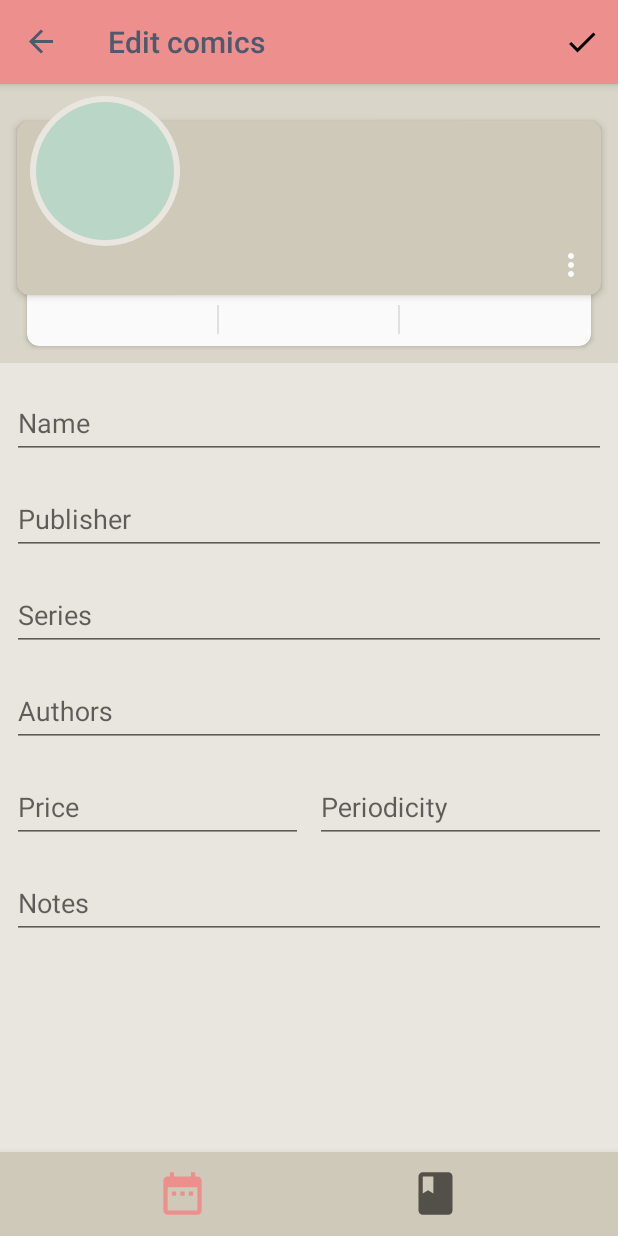
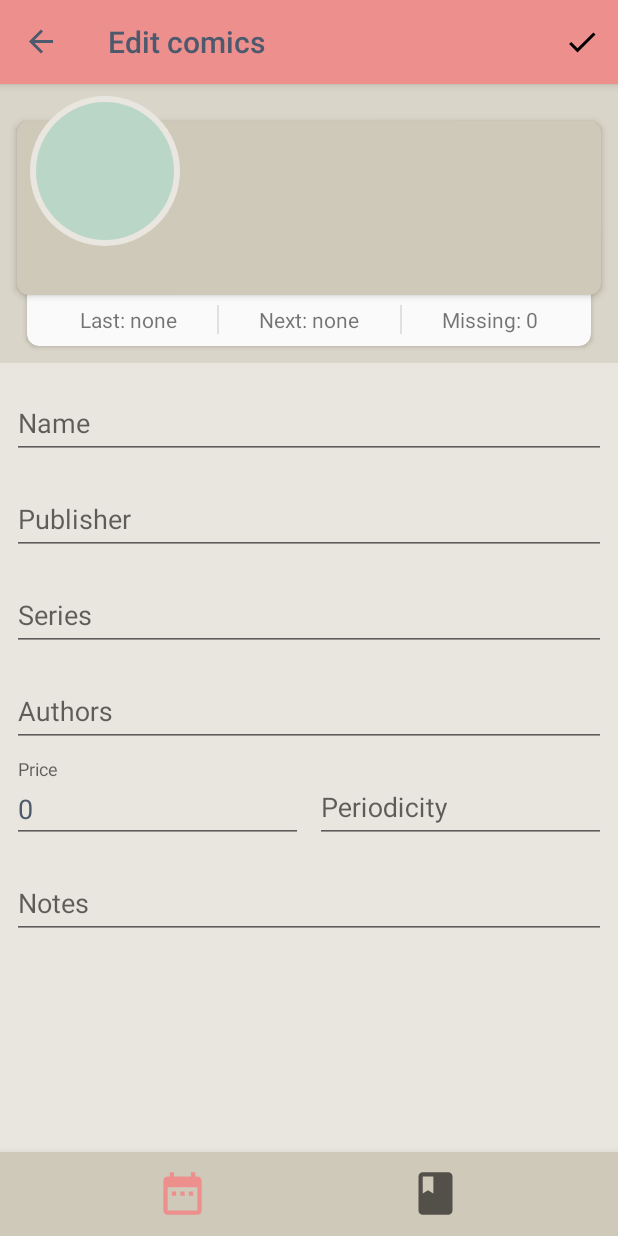
Before and after one commit to narsenico/prjcmk-a2, an Android app: the ComicsEditFragment screen opened through its navigation route, on a phone screen of 412 x 824 dp. Run offline under Robolectric (Android 15) with nearby library versions, the phone set to English and light mode, and no system bars; our stand-ins replace Room's generated code, navigation-ui; 1 statement that could not run was skipped.

Commit message:
Comics editor (beta)

```diff
--- a/app/src/main/java/it/amonshore/comikkua/LogHelper.java
+++ b/app/src/main/java/it/amonshore/comikkua/LogHelper.java
@@ -21,4 +21,8 @@ public class LogHelper {
     public static void w(String message, Object... args) {
         Log.w(TAG, String.format(message, args));
     }
+
+    public static void e(String message, Exception error) {
+        Log.e(TAG, message, error);
+    }
 }
--- a/app/src/main/java/it/amonshore/comikkua/Utility.java
+++ b/app/src/main/java/it/amonshore/comikkua/Utility.java
@@ -1,5 +1,6 @@
 package it.amonshore.comikkua;
 
+import java.text.NumberFormat;
 import java.util.ArrayList;
 import java.util.List;
 
@@ -18,5 +19,4 @@ public class Utility {
     public static Long[] toArray(@NonNull Iterable<Long> iterable) {
         return toList(iterable).toArray(new Long[0]);
     }
-
 }
--- a/app/src/main/java/it/amonshore/comikkua/data/ComicsDao.java
+++ b/app/src/main/java/it/amonshore/comikkua/data/ComicsDao.java
@@ -48,6 +48,10 @@ public interface ComicsDao {
     @Transaction
     LiveData<List<ComicsWithReleases>> getComicsWithReleases();
 
+    @Query("SELECT * from tComics ORDER BY name ASC")
+    @Transaction
+    List<ComicsWithReleases> getRawComicsWithReleases();
+
     @Query("SELECT * from tComics where name = :name")
     @Transaction
     LiveData<List<ComicsWithReleases>> getComicsWithReleasesByName(String name);
@@ -55,8 +59,4 @@ public interface ComicsDao {
     @Query("SELECT * from tComics where id = :id ORDER BY name ASC")
     @Transaction
     LiveData<ComicsWithReleases> getComicsWithReleases(long id);
-
-    @Query("SELECT * from tComics ORDER BY name ASC")
-    @Transaction
-    List<ComicsWithReleases> getRawComicsWithReleases();
 }
--- a/app/src/main/java/it/amonshore/comikkua/data/ComicsRepository.java
+++ b/app/src/main/java/it/amonshore/comikkua/data/ComicsRepository.java
@@ -5,6 +5,7 @@ import android.os.AsyncTask;
 
 import java.util.List;
 
+import androidx.annotation.NonNull;
 import androidx.lifecycle.LiveData;
 
 public class ComicsRepository {
--- a/app/src/main/java/it/amonshore/comikkua/data/ComicsViewModel.java
+++ b/app/src/main/java/it/amonshore/comikkua/data/ComicsViewModel.java
@@ -9,6 +9,8 @@ import java.util.Iterator;
 import java.util.List;
 import java.util.stream.StreamSupport;
 
+import androidx.annotation.NonNull;
+import androidx.annotation.Nullable;
 import androidx.lifecycle.AndroidViewModel;
 import androidx.lifecycle.LiveData;
 import it.amonshore.comikkua.Utility;
--- a/app/src/main/java/it/amonshore/comikkua/data/ComicsWithReleases.java
+++ b/app/src/main/java/it/amonshore/comikkua/data/ComicsWithReleases.java
@@ -38,11 +38,26 @@ public class ComicsWithReleases {
     @Ignore
     public int getMissingReleaseCount() {
         int count = 0;
-        for (Release release : this.releases) {
-            if ((release.flags & Release.FLAG_PURCHASED) == 0) {
-                ++count;
+        if (this.releases != null) {
+            for (Release release : this.releases) {
+                if ((release.flags & Release.FLAG_PURCHASED) == 0) {
+                    ++count;
+                }
             }
         }
         return count;
     }
+
+    /**
+     * Crea una nuova istanza con {@link ComicsWithReleases#comics} inizializzato.
+     * Mentre {@link ComicsWithReleases#comics} è null.
+     *
+     * @return nuova istanza vuota
+     */
+    public static ComicsWithReleases createNew() {
+        final ComicsWithReleases cwr = new ComicsWithReleases();
+        cwr.comics = new Comics();
+        // cwr.releases => lo lascio null
+        return cwr;
+    }
 }
--- a/app/src/main/java/it/amonshore/comikkua/ui/comics/ComicsEditFragment.java
+++ b/app/src/main/java/it/amonshore/comikkua/ui/comics/ComicsEditFragment.java
@@ -9,16 +9,16 @@ import android.view.MenuInflater;
 import android.view.MenuItem;
 import android.view.View;
 import android.view.ViewGroup;
-import android.widget.ImageView;
-import android.widget.TextView;
 
 import androidx.annotation.NonNull;
 import androidx.fragment.app.Fragment;
+import androidx.lifecycle.LiveData;
+import androidx.lifecycle.Observer;
 import androidx.lifecycle.ViewModelProvider;
 import androidx.navigation.Navigation;
 import it.amonshore.comikkua.R;
 import it.amonshore.comikkua.data.ComicsViewModel;
-import it.amonshore.comikkua.data.Release;
+import it.amonshore.comikkua.data.ComicsWithReleases;
 import it.amonshore.comikkua.ui.OnNavigationFragmentListener;
 
 
@@ -26,11 +26,8 @@ public class ComicsEditFragment extends Fragment {
 
     private OnNavigationFragmentListener mListener;
 
-    private TextView mInitial, mName, mPublisher, mAuthors, mNotes,
-            mLast, mNext, mMissing;
-    private ImageView mComicsMenu;
-
     private ComicsViewModel mComicsViewModel;
+    private ComicsEditFragmentHelper mHelper;
     private long mComicsId;
 
     public ComicsEditFragment() { }
@@ -46,52 +43,28 @@ public class ComicsEditFragment extends Fragment {
     @Override
     public View onCreateView(@NonNull LayoutInflater inflater, ViewGroup container,
                              Bundle savedInstanceState) {
-        final View view = inflater.inflate(R.layout.fragment_comics_edit, container, false);
-
+        // helper per bindare le view
+        mHelper = ComicsEditFragmentHelper.init(inflater, container);
         mComicsId = ComicsDetailFragmentArgs.fromBundle(getArguments()).getComicsId();
         // lo stesso nome della transizione è stato assegnato alla view di partenza
         //  il nome deve essere univoco altrimenti il meccanismo non saprebbe quali viste animare
-        view.findViewById(R.id.comics).setTransitionName("comics_tx_" + mComicsId);
-
-        mInitial = view.findViewById(R.id.txt_comics_initial);
-        mName = view.findViewById(R.id.txt_comics_name);
-        mPublisher = view.findViewById(R.id.txt_comics_publisher);
-        mAuthors = view.findViewById(R.id.txt_comics_authors);
-        mNotes = view.findViewById(R.id.txt_comics_notes);
-        mLast = view.findViewById(R.id.txt_comics_release_last);
-        mNext = view.findViewById(R.id.txt_comics_release_next);
-        mMissing = view.findViewById(R.id.txt_comics_release_missing);
-        mComicsMenu = view.findViewById(R.id.img_comics_menu);
+        mHelper.rootView.findViewById(R.id.comics).setTransitionName("comics_tx_" + mComicsId);
 
         // recupero il ViewModel per l'accesso ai dati
         mComicsViewModel = new ViewModelProvider(this)
                 .get(ComicsViewModel.class);
-        mComicsViewModel.getComicsWithReleases(mComicsId).observe(getViewLifecycleOwner(), comics -> {
-            if (comics != null) {
-                mInitial.setText(comics.comics.name.substring(0, 1));
-                mName.setText(comics.comics.name);
-                mPublisher.setText(comics.comics.publisher);
-                mAuthors.setText(comics.comics.authors);
-                mNotes.setText(comics.comics.notes);
 
-                final Context context = requireContext();
-
-                final Release lastRelease = comics.getLastPurchasedRelease();
-                mLast.setText(lastRelease == null ? context.getString(R.string.release_last_none):
-                        context.getString(R.string.release_last, lastRelease.number));
-
-                final Release nextRelease = comics.getNextToPurchaseRelease();
-                mNext.setText(nextRelease == null ? context.getString(R.string.release_next_none) :
-                        context.getString(R.string.release_next, nextRelease.number));
-
-                final int missingCount = comics.getMissingReleaseCount();
-                mMissing.setText(context.getString(R.string.release_missing, missingCount));
-
-                mComicsMenu.setVisibility(View.GONE);
+        // recupero l'istanza e poi rimuovo subito l'observer altrimenti verrebbe notificato il salvataggio
+        final LiveData<ComicsWithReleases> ld = mComicsViewModel.getComicsWithReleases(mComicsId);
+        ld.observe(getViewLifecycleOwner(), new Observer<ComicsWithReleases>() {
+            @Override
+            public void onChanged(ComicsWithReleases comicsWithReleases) {
+                mHelper.setComics(requireContext(), comicsWithReleases);
+                ld.removeObserver(this);
             }
         });
 
-        return view;
+        return mHelper.rootView;
     }
 
     @Override
@@ -121,13 +94,12 @@ public class ComicsEditFragment extends Fragment {
     public boolean onOptionsItemSelected(@NonNull MenuItem item) {
         switch (item.getItemId()) {
             case R.id.saveComics:
-
-                // TODO: salvare con update
-                // mComicsViewModel.update();
-
-                Navigation.findNavController(getView())
-                        .navigateUp();
-
+                // aggiorno il comics e torno subito indietro
+                if (mHelper.isValid()) {
+                    mComicsViewModel.update(mHelper.writeComics().comics);
+                    Navigation.findNavController(mHelper.rootView)
+                            .navigateUp();
+                }
                 return true;
             default:
                 return super.onOptionsItemSelected(item);
--- /dev/null
+++ b/app/src/main/java/it/amonshore/comikkua/ui/comics/ComicsEditFragmentHelper.java
@@ -0,0 +1,157 @@
+package it.amonshore.comikkua.ui.comics;
+
+import android.content.Context;
+import android.text.method.DigitsKeyListener;
+import android.view.LayoutInflater;
+import android.view.View;
+import android.view.ViewGroup;
+import android.widget.EditText;
+import android.widget.ImageView;
+import android.widget.TextView;
+
+import com.google.android.material.textfield.TextInputLayout;
+
+import java.text.DecimalFormatSymbols;
+import java.text.NumberFormat;
+import java.text.ParseException;
+import java.util.Locale;
+
+import androidx.annotation.NonNull;
+import androidx.annotation.Nullable;
+import it.amonshore.comikkua.LogHelper;
+import it.amonshore.comikkua.R;
+import it.amonshore.comikkua.data.ComicsWithReleases;
+import it.amonshore.comikkua.data.Release;
+
+/**
+ * Helper per il binding delle view di {@link ComicsEditFragment}.
+ */
+class ComicsEditFragmentHelper {
+
+    static ComicsEditFragmentHelper init(@NonNull LayoutInflater inflater, ViewGroup container) {
+        final View view = inflater.inflate(R.layout.fragment_comics_edit, container, false);
+        final ComicsEditFragmentHelper helper = new ComicsEditFragmentHelper();
+        helper.numberFormat = NumberFormat.getNumberInstance(Locale.getDefault());
+        helper.bind((view));
+        return helper;
+    }
+
+    final class Preview {
+        TextView initial, name, publisher, authors, notes,
+                last, next, missing;
+        ImageView comicsMenu;
+    }
+
+    final class Editor {
+        TextInputLayout nameLayout;
+        EditText name, publisher, series, authors, price,
+                notes, periodicity;
+    }
+
+    View rootView;
+    Preview preview;
+    Editor editor;
+    private ComicsWithReleases mComics;
+    private NumberFormat numberFormat;
+
+    private void bind(@NonNull View view) {
+        rootView = view;
+
+        preview = new Preview();
+        preview.initial = view.findViewById(R.id.txt_comics_initial);
+        preview.name = view.findViewById(R.id.txt_comics_name);
+        preview.publisher = view.findViewById(R.id.txt_comics_publisher);
+        preview.authors = view.findViewById(R.id.txt_comics_authors);
+        preview.notes = view.findViewById(R.id.txt_comics_notes);
+        preview.last = view.findViewById(R.id.txt_comics_release_last);
+        preview.next = view.findViewById(R.id.txt_comics_release_next);
+        preview.missing = view.findViewById(R.id.txt_comics_release_missing);
+        preview.comicsMenu = view.findViewById(R.id.img_comics_menu);
+
+        editor = new Editor();
+        editor.nameLayout = view.findViewById(R.id.til_name);
+        editor.name = editor.nameLayout.getEditText();
+        editor.publisher = ((TextInputLayout)view.findViewById(R.id.til_publisher)).getEditText();
+        editor.series = ((TextInputLayout)view.findViewById(R.id.til_series)).getEditText();
+        editor.authors = ((TextInputLayout)view.findViewById(R.id.til_authors)).getEditText();
+        editor.price = ((TextInputLayout)view.findViewById(R.id.til_price)).getEditText();
+
+        // TODO: NON VA BENE! perché è possibile scrivere cose del tipo 10,50,12
+        //  usare NumberFormat con locale USA e vaffaculo
+
+        assert editor.price != null;
+        editor.price.setKeyListener(DigitsKeyListener.getInstance("0123456789" + DecimalFormatSymbols.getInstance(Locale.getDefault()).getDecimalSeparator()));
+
+        editor.notes = ((TextInputLayout)view.findViewById(R.id.til_notes)).getEditText();
+        editor.periodicity = ((TextInputLayout)view.findViewById(R.id.til_periodicity)).getEditText();
+    }
+
+    void setComics(@NonNull Context context, @Nullable ComicsWithReleases comics) {
+        if (comics == null) {
+            mComics = ComicsWithReleases.createNew();
+        } else {
+            mComics = comics;
+        }
+
+        preview.initial.setText(mComics.comics.name.substring(0, 1));
+        preview.name.setText(mComics.comics.name);
+        preview.publisher.setText(mComics.comics.publisher);
+        preview.authors.setText(mComics.comics.authors);
+        preview.notes.setText(mComics.comics.notes);
+
+        final Release lastRelease = mComics.getLastPurchasedRelease();
+        preview.last.setText(lastRelease == null ? context.getString(R.string.release_last_none):
+                context.getString(R.string.release_last, lastRelease.number));
+
+        final Release nextRelease = mComics.getNextToPurchaseRelease();
+        preview.next.setText(nextRelease == null ? context.getString(R.string.release_next_none) :
+                context.getString(R.string.release_next, nextRelease.number));
+
+        final int missingCount = mComics.getMissingReleaseCount();
+        preview.missing.setText(context.getString(R.string.release_missing, missingCount));
+
+        preview.comicsMenu.setVisibility(View.GONE);
+
+        editor.name.setText(mComics.comics.name);
+        editor.publisher.setText(mComics.comics.publisher);
+        editor.series.setText(mComics.comics.series);
+        editor.authors.setText(mComics.comics.authors);
+        editor.price.setText(numberFormat.format(mComics.comics.price));
+        editor.notes.setText(mComics.comics.notes);
+        editor.periodicity.setText(mComics.comics.periodicity);
+    }
+
+    ComicsWithReleases writeComics() {
+        mComics.comics.name = editor.name.getText().toString();
+        mComics.comics.publisher = editor.publisher.getText().toString();
+        mComics.comics.series = editor.series.getText().toString();
+        mComics.comics.authors = editor.authors.getText().toString();
+        mComics.comics.notes = editor.authors.getText().toString();
+
+        if (editor.price.length() > 0) {
+            try {
+                mComics.comics.price = numberFormat.parse(editor.price.getText().toString()).doubleValue();
+            } catch (ParseException e) {
+                mComics.comics.price = 0;
+                LogHelper.e("Error parsing comics price", e);
+            }
+        } else {
+            mComics.comics.price = 0;
+        }
+
+        // TODO: periodicy
+
+        return mComics;
+    }
+
+    boolean isValid() {
+        boolean valid = true;
+        if (editor.name.getText().toString().trim().length() == 0) {
+            editor.nameLayout.setError(editor.nameLayout.getContext().getText(R.string.comics_name_empty_error));
+            valid = false;
+        } else {
+            editor.nameLayout.setErrorEnabled(false);
+        }
+        return valid;
+    }
+}
--- a/app/src/main/java/it/amonshore/comikkua/ui/comics/ComicsViewHolder.java
+++ b/app/src/main/java/it/amonshore/comikkua/ui/comics/ComicsViewHolder.java
@@ -4,6 +4,7 @@ import android.content.Context;
 import android.view.View;
 import android.widget.TextView;
 
+import androidx.annotation.NonNull;
 import androidx.recyclerview.selection.ItemDetailsLookup;
 import it.amonshore.comikkua.R;
 import it.amonshore.comikkua.data.Comics;
@@ -34,7 +35,7 @@ class ComicsViewHolder extends IViewHolderWithDetails<Long> {
         return new ComicsItemDetails(getAdapterPosition(), mId);
     }
 
-    void bind(ComicsWithReleases comics, boolean selected) {
+    void bind(@NonNull ComicsWithReleases comics, boolean selected) {
         itemView.setActivated(selected);
         mId = comics.comics.id;
         mInitial.setText(comics.comics.name.substring(0, 1));
--- a/app/src/main/res/layout/fragment_comics_edit.xml
+++ b/app/src/main/res/layout/fragment_comics_edit.xml
@@ -128,7 +128,7 @@
                     android:layout_height="wrap_content"
                     android:hint="@string/comics_price"
                     android:imeOptions="actionNext"
-                    android:inputType="number"
+                    android:inputType="numberDecimal"
                     android:maxLines="1" />
 
             </com.google.android.material.textfield.TextInputLayout>
--- a/app/src/main/res/values/strings.xml
+++ b/app/src/main/res/values/strings.xml
@@ -36,4 +36,6 @@
     <string name="release_next">Next: #%d</string>
     <string name="release_missing">Missing: %d</string>
 
+    <string name="comics_name_empty_error">Name cannot be empty</string>
+
 </resources>
```
Also changed, not shown: 3 other files.
